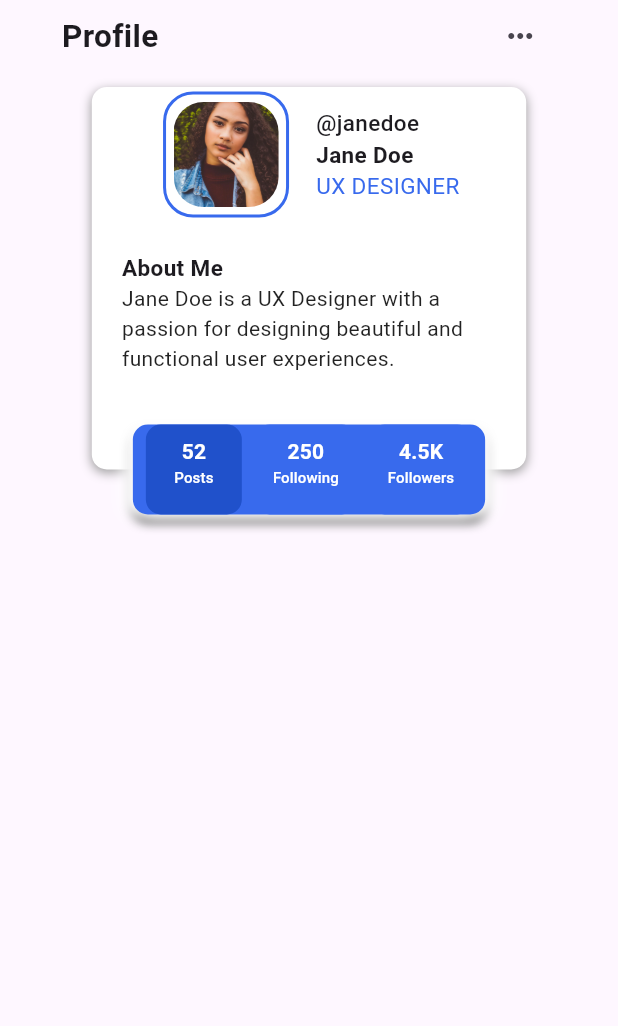
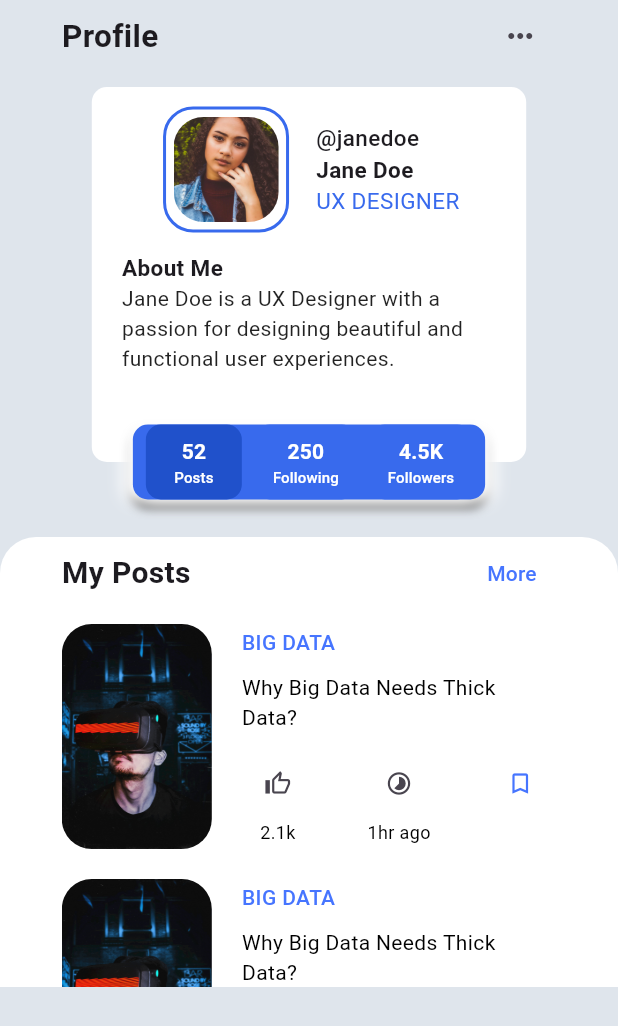
Before and after one commit to ClarenceLaria/blog_club, a Flutter app: the MenuPage screen opened directly, on a phone screen of 412 x 824 dp. Shown: the top 1026 px of the screen. Run offline on Flutter 3.47's test engine with Material 3 defaults, Android fonts, the phone set to English and light mode, and no system bars; our stand-ins replace sliding_up_panel, smooth_page_indicator, story_view; missing offline and left inert: flutter_quill.

Commit message:
My posts section

```diff
--- a/lib/components/auth_form.dart
+++ b/lib/custom_widgets/auth_form.dart
@@ -1,6 +1,6 @@
 import 'package:flutter/material.dart';
 import 'package:sliding_up_panel/sliding_up_panel.dart';
-import 'package:blog_club/components/navigation_bar.dart';
+import 'package:blog_club/custom_widgets/navigation_bar.dart';
 
 class AuthForm extends StatefulWidget {
   const AuthForm({super.key, required this.onOpen});
--- a/lib/components/landing.dart
+++ b/lib/custom_widgets/landing.dart
@@ -1,5 +1,5 @@
 import 'package:flutter/material.dart';
-import 'package:blog_club/components/auth_form.dart';
+import 'package:blog_club/custom_widgets/auth_form.dart';
 
 class Landing extends StatefulWidget {
   const Landing({super.key});
--- /dev/null
+++ b/lib/custom_widgets/my_posts.dart
@@ -0,0 +1,242 @@
+import 'package:flutter/material.dart';
+
+class MyPost extends StatelessWidget {
+  const MyPost({super.key});
+
+  @override
+  Widget build (BuildContext context){
+    return Container(
+      height: 300,
+      alignment: Alignment.center,
+      decoration: const BoxDecoration(
+        color: Colors.white,
+        borderRadius: BorderRadius.only(topLeft: Radius.circular(24), topRight: Radius.circular(24)),
+      ),
+      child: FractionallySizedBox(
+        widthFactor: 0.8,
+        child: Column(
+          children: [
+            Row(
+              mainAxisAlignment: MainAxisAlignment.spaceBetween,
+              children: [
+                const Text(
+                  'My Posts',
+                  style: TextStyle(
+                    fontSize: 20,
+                    fontWeight: FontWeight.w600,
+                  ),
+                ),
+                TextButton(
+                  onPressed: () {},
+                  style: TextButton.styleFrom(
+                    padding: const EdgeInsets.only(left: 5.0),
+                  ),
+                  child: const Text(
+                    'More',
+                    style: TextStyle(fontSize: 14, color: Color.fromARGB(237,56,106,255)),
+                  ),
+                ),
+              ],
+            ),
+            Expanded(
+              child: ListView(
+                children: [
+                  Padding(
+                    padding: const EdgeInsets.symmetric(vertical: 10.0),
+                    child: Row(
+                      children: [
+                        ClipRRect(
+                          borderRadius: BorderRadius.circular(20),
+                          child: const Image(
+                            image: AssetImage('assets/images/on_boarding_images/technology_vr.jpg'),
+                            height: 150,
+                            width: 100,
+                            fit: BoxFit.cover,
+                          ),
+                        ),
+                        const SizedBox(width: 20,),
+                        Expanded(
+                          child: Column(
+                            crossAxisAlignment: CrossAxisAlignment.start,
+                            children: [
+                              const Text(
+                                'BIG DATA',
+                                style: TextStyle(
+                                  fontSize: 14,
+                                  color: Color.fromARGB(237,56,106,255),
+                                  fontWeight: FontWeight.w500,
+                                ),
+                              ),
+                              const SizedBox(height: 10,),
+                              const Text(
+                                'Why Big Data Needs Thick Data?',
+                                style: TextStyle(
+                                  fontSize: 14,
+                                  color: Colors.black,
+                                ),
+                              ),
+                              const SizedBox(height: 10,),
+                              Row(
+                                mainAxisAlignment: MainAxisAlignment.spaceBetween,
+                                crossAxisAlignment: CrossAxisAlignment.start,
+                                children: [
+                                  Column(
+                                    children: [
+                                      IconButton(
+                                        onPressed: () {},
+                                        icon: const Icon(
+                                          Icons.thumb_up_alt_outlined,
+                                          size: 18,
+                                        ),
+                                      ),
+                                      const Text(
+                                        '2.1k',
+                                        style: TextStyle(
+                                          fontSize: 12,
+                                          color: Colors.black,
+                                        ),
+                                      )
+                                    ],
+                                  ),
+                                  Column(
+                                    children: [
+                                      IconButton(
+                                        onPressed: () {},
+                                        icon: const Icon(
+                                          Icons.timelapse_outlined,
+                                          size: 18,
+                                        ),
+                                      ),
+                                      const Text(
+                                        '1hr ago',
+                                        style: TextStyle(
+                                          fontSize: 12,
+                                          color: Colors.black,
+                                        ),
+                                      )
+                                    ],
+                                  ),
+                                  Row(
+                                    children: [
+                                      IconButton(
+                                        onPressed: () {},
+                                        icon: const Icon(
+                                          size: 18,
+                                          Icons.bookmark_border_outlined,
+                                          color: Color.fromARGB(237,56,106,255),
+                                        ),
+                                      ),
+                                    ],
+                                  ),
+                                ],
+                              ),
+                            ],
+                          ),
+                        ),
+                      ],
+                    ),
+                  ),
+                  Padding(
+                    padding: const EdgeInsets.symmetric(vertical: 10.0),
+                    child: Row(
+                      children: [
+                        ClipRRect(
+                          borderRadius: BorderRadius.circular(20),
+                          child: const Image(
+                            image: AssetImage('assets/images/on_boarding_images/technology_vr.jpg'),
+                            height: 150,
+                            width: 100,
+                            fit: BoxFit.cover,
+                          ),
+                        ),
+                        const SizedBox(width: 20,),
+                        Expanded(
+                          child: Column(
+                            crossAxisAlignment: CrossAxisAlignment.start,
+                            children: [
+                              const Text(
+                                'BIG DATA',
+                                style: TextStyle(
+                                  fontSize: 14,
+                                  color: Color.fromARGB(237,56,106,255),
+                                  fontWeight: FontWeight.w500,
+                                ),
+                              ),
+                              const SizedBox(height: 10,),
+                              const Text(
+                                'Why Big Data Needs Thick Data?',
+                                style: TextStyle(
+                                  fontSize: 14,
+                                  color: Colors.black,
+                                ),
+                              ),
+                              const SizedBox(height: 10,),
+                              Row(
+                                mainAxisAlignment: MainAxisAlignment.spaceBetween,
+                                crossAxisAlignment: CrossAxisAlignment.start,
+                                children: [
+                                  Column(
+                                    children: [
+                                      IconButton(
+                                        onPressed: () {},
+                                        icon: const Icon(
+                                          Icons.thumb_up_alt_outlined,
+                                          size: 18,
+                                        ),
+                                      ),
+                                      const Text(
+                                        '2.1k',
+                                        style: TextStyle(
+                                          fontSize: 12,
+                                          color: Colors.black,
+                                        ),
+                                      )
+                                    ],
+                                  ),
+                                  Column(
+                                    children: [
+                                      IconButton(
+                                        onPressed: () {},
+                                        icon: const Icon(
+                                          Icons.timelapse_outlined,
+                                          size: 18,
+                                        ),
+                                      ),
+                                      const Text(
+                                        '1hr ago',
+                                        style: TextStyle(
+                                          fontSize: 12,
+                                          color: Colors.black,
+                                        ),
+                                      )
+                                    ],
+                                  ),
+                                  Row(
+                                    children: [
+                                      IconButton(
+                                        onPressed: () {},
+                                        icon: const Icon(
+                                          size: 18,
+                                          Icons.bookmark_border_outlined,
+                                          color: Color.fromARGB(237,56,106,255),
+                                        ),
+                                      ),
+                                    ],
+                                  ),
+                                ],
+                              ),
+                            ],
+                          ),
+                        ),
+                      ],
+                    ),
+                  ),
+                ],
+              ),
+            ),
+          ],
+        ),
+      ),
+    );
+  }
+}
--- a/lib/components/on_boarding.dart
+++ b/lib/custom_widgets/on_boarding.dart
@@ -1,7 +1,7 @@
 import 'package:flutter/material.dart';
 import 'package:smooth_page_indicator/smooth_page_indicator.dart';
 import 'package:blog_club/constants/on_boarding_data.dart';
-import 'package:blog_club/components/landing.dart';
+import 'package:blog_club/custom_widgets/landing.dart';
 
 class OnBoarding extends StatefulWidget {
   const OnBoarding({super.key});
--- a/lib/main.dart
+++ b/lib/main.dart
@@ -1,4 +1,4 @@
-import 'package:blog_club/components/on_boarding.dart';
+import 'package:blog_club/custom_widgets/on_boarding.dart';
 import 'package:flutter/material.dart';
 
 void main() {
--- a/lib/pages/home.dart
+++ b/lib/pages/home.dart
@@ -1,6 +1,6 @@
 import 'package:flutter/material.dart';
 import 'package:blog_club/constants/stories_list.dart';
-import 'package:blog_club/components/latest_news.dart';
+import 'package:blog_club/custom_widgets/latest_news.dart';
 
 class HomePage extends StatefulWidget {
   const HomePage({super.key});
--- a/lib/pages/menu_page.dart
+++ b/lib/pages/menu_page.dart
@@ -1,4 +1,5 @@
 import 'package:flutter/material.dart';
+import 'package:blog_club/custom_widgets/my_posts.dart';
 
 class MenuPage extends StatefulWidget {
   const MenuPage({super.key});
@@ -17,14 +18,15 @@ class _MenuPageState extends State<MenuPage> {
   @override
   Widget build (BuildContext context){
     return Scaffold(
+      backgroundColor: const Color.fromARGB(255,223,229,236),
       body: SafeArea(
         child: Container(
           alignment: Alignment.center,
-          child: FractionallySizedBox(
-            widthFactor: 0.8,
-            child: Column(
-              children: [
-                Row(
+          child: Column(
+            children: [
+              SizedBox(
+                width: MediaQuery.of(context).size.width * 0.8,
+                child: Row(
                   mainAxisAlignment: MainAxisAlignment.spaceBetween,
                   children: [
                     const Text(
@@ -42,26 +44,23 @@ class _MenuPageState extends State<MenuPage> {
                     ),
                   ],
                 ),
-                const SizedBox(height: 10),
-                Stack(
+              ),
+              const SizedBox(height: 10),
+              SizedBox(
+                width: MediaQuery.of(context).size.width * 0.8,
+                child: Stack(
                   alignment: Alignment.topCenter,
                   clipBehavior: Clip.none,
                   children: [
                     Container(
                       margin: const EdgeInsets.symmetric(horizontal: 20,),
+                      padding: const EdgeInsets.symmetric(vertical: 10),
                       alignment: Alignment.center,
                       decoration: BoxDecoration(
                         color: Colors.white,
                         borderRadius: BorderRadius.circular(10),
-                        boxShadow: const [
-                          BoxShadow(
-                            color: Colors.grey,
-                            blurRadius: 5,
-                            offset: Offset(0, 2),
-                          ),
-                        ],
                       ),
-                      height: 255,
+                      height: 250,
                       child: Column(
                         crossAxisAlignment: CrossAxisAlignment.start,
                         children: [
@@ -121,7 +120,7 @@ class _MenuPageState extends State<MenuPage> {
                               ),
                             ],
                           ),
-                          const SizedBox(height: 20),
+                          const SizedBox(height: 10),
                           Container(
                             margin: const EdgeInsets.symmetric(horizontal: 20),
                             child: const Column(
@@ -149,10 +148,10 @@ class _MenuPageState extends State<MenuPage> {
                       ),
                     ),
                     Positioned(
-                      bottom: -30,
+                      bottom: -25,
                       child: Container(
                         alignment: Alignment.center,
-                        height: 60,
+                        height: 50,
                         width: MediaQuery.of(context).size.width * 0.57,
                         decoration: const BoxDecoration(
                           color: Color.fromARGB(255, 56, 106, 237),
@@ -222,8 +221,10 @@ class _MenuPageState extends State<MenuPage> {
                     ),
                   ],
                 ),
-              ],
-            ),
+              ),
+              const SizedBox(height: 50),
+              const MyPost(),
+            ],
           ),
         ),
       ),
```
Also changed, not shown: lib/custom_widgets/latest_news.dart (renamed from lib/components/latest_news.dart), lib/custom_widgets/navigation_bar.dart (renamed from lib/components/navigation_bar.dart), lib/custom_widgets/stories.dart (renamed from lib/components/stories.dart).
